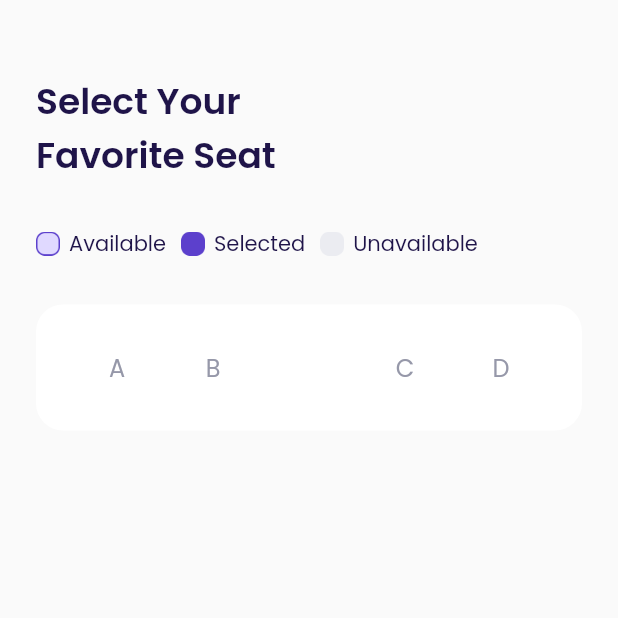
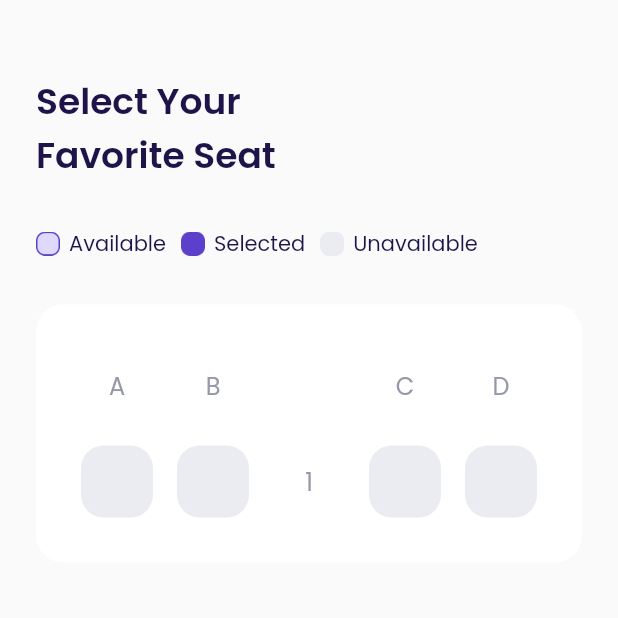
Before and after one commit to chaedirdwiantara/airplaneFlutter, a Flutter app: the ChooseSeatPage screen opened directly, on a phone screen of 412 x 824 dp, the top half of it. Run offline on Flutter 3.47's test engine with Material 2 defaults, Android fonts, the phone set to English and light mode, and no system bars; our stand-ins replace google_fonts.

Commit message:
add new reusable widget called seat_item

```diff
--- a/lib/shared/theme.dart
+++ b/lib/shared/theme.dart
@@ -13,6 +13,7 @@ Color kRedColor = const Color(0xffEB70A5);
 Color kBackgroundColor = const Color(0xffFAFAFA);
 Color kInactiveColor = const Color(0xffDBD7EC);
 Color kTransparentColor = Colors.transparent;
+Color kUnavailableColor = const Color(0xffEBECF1);
 
 TextStyle blackTextStyle = GoogleFonts.poppins(
   color: kBlackColor,
--- a/lib/ui/pages/choose_seat_page.dart
+++ b/lib/ui/pages/choose_seat_page.dart
@@ -1,4 +1,5 @@
 import 'package:airplane/shared/theme.dart';
+import 'package:airplane/ui/widgets/seat_item.dart';
 import 'package:flutter/material.dart';
 
 class ChooseSeatPage extends StatelessWidget {
@@ -86,8 +87,11 @@ class ChooseSeatPage extends StatelessWidget {
         child: Column(children: [
           //NOTE: SEAT INDICATORS
           Row(
+            mainAxisAlignment: MainAxisAlignment.spaceAround,
             children: [
-              Expanded(
+              SizedBox(
+                width: 48,
+                height: 48,
                 child: Center(
                   child: Text(
                     'A',
@@ -97,7 +101,9 @@ class ChooseSeatPage extends StatelessWidget {
                   ),
                 ),
               ),
-              Expanded(
+              SizedBox(
+                width: 48,
+                height: 48,
                 child: Center(
                   child: Text(
                     'B',
@@ -107,7 +113,9 @@ class ChooseSeatPage extends StatelessWidget {
                   ),
                 ),
               ),
-              Expanded(
+              SizedBox(
+                width: 48,
+                height: 48,
                 child: Center(
                   child: Text(
                     '',
@@ -117,7 +125,9 @@ class ChooseSeatPage extends StatelessWidget {
                   ),
                 ),
               ),
-              Expanded(
+              SizedBox(
+                width: 48,
+                height: 48,
                 child: Center(
                   child: Text(
                     'C',
@@ -127,7 +137,9 @@ class ChooseSeatPage extends StatelessWidget {
                   ),
                 ),
               ),
-              Expanded(
+              SizedBox(
+                width: 48,
+                height: 48,
                 child: Center(
                   child: Text(
                     'D',
@@ -138,6 +150,32 @@ class ChooseSeatPage extends StatelessWidget {
                 ),
               ),
             ],
+          ),
+
+          //NOTE: SEAT 1
+          Container(
+            margin: const EdgeInsets.only(top: 16),
+            child: Row(
+              mainAxisAlignment: MainAxisAlignment.spaceAround,
+              children: [
+                const SeatItem(),
+                const SeatItem(),
+                SizedBox(
+                  width: 48,
+                  height: 48,
+                  child: Center(
+                    child: Text(
+                      '1',
+                      style: greyTextStyle.copyWith(
+                        fontSize: 16,
+                      ),
+                    ),
+                  ),
+                ),
+                const SeatItem(),
+                const SeatItem(),
+              ],
+            ),
           )
         ]),
       );
--- /dev/null
+++ b/lib/ui/widgets/seat_item.dart
@@ -0,0 +1,20 @@
+import 'package:airplane/shared/theme.dart';
+import 'package:flutter/material.dart';
+
+class SeatItem extends StatelessWidget {
+  const SeatItem({
+    Key? key,
+  }) : super(key: key);
+
+  @override
+  Widget build(BuildContext context) {
+    return Container(
+      width: 48,
+      height: 48,
+      decoration: BoxDecoration(
+        color: kUnavailableColor,
+        borderRadius: BorderRadius.circular(15),
+      ),
+    );
+  }
+}
```
